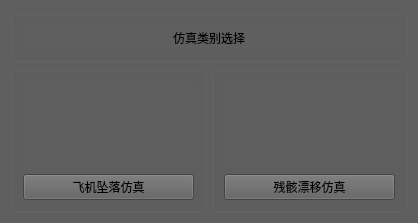
Above: version_1/sim_catalog.ui from cgcodeboy/undergraduate-project before the change. Below: the same form after it.
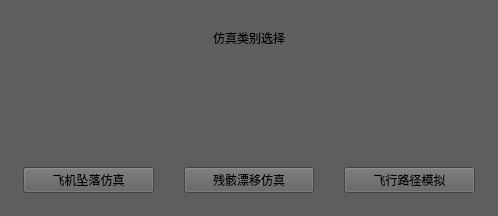
That is the form after the change. Icons and pictures are not drawn.

```diff
--- a/version_1/sim_catalog.ui
+++ b/version_1/sim_catalog.ui
@@ -6,8 +6,8 @@
    <rect>
     <x>0</x>
     <y>0</y>
-    <width>418</width>
-    <height>223</height>
+    <width>498</width>
+    <height>216</height>
    </rect>
   </property>
   <property name="windowTitle">
@@ -16,7 +16,7 @@
   <property name="styleSheet">
    <string notr="true">background-color: rgb(95, 95, 95);</string>
   </property>
-  <layout class="QVBoxLayout" name="verticalLayout_3">
+  <layout class="QVBoxLayout" name="verticalLayout_4">
    <item>
     <widget class="QGroupBox" name="groupBox">
      <property name="maximumSize">
@@ -90,6 +90,29 @@
        </layout>
       </widget>
      </item>
+     <item>
+      <widget class="QGroupBox" name="drop_GB_2">
+       <property name="title">
+        <string/>
+       </property>
+       <layout class="QVBoxLayout" name="verticalLayout_3">
+        <item>
+         <widget class="QWidget" name="route_widght" native="true">
+          <property name="styleSheet">
+           <string notr="true">image: url(:/catalog/picture/earth.png);</string>
+          </property>
+         </widget>
+        </item>
+        <item>
+         <widget class="QPushButton" name="route_BT">
+          <property name="text">
+           <string>飞行路径模拟</string>
+          </property>
+         </widget>
+        </item>
+       </layout>
+      </widget>
+     </item>
     </layout>
    </item>
   </layout>
```
